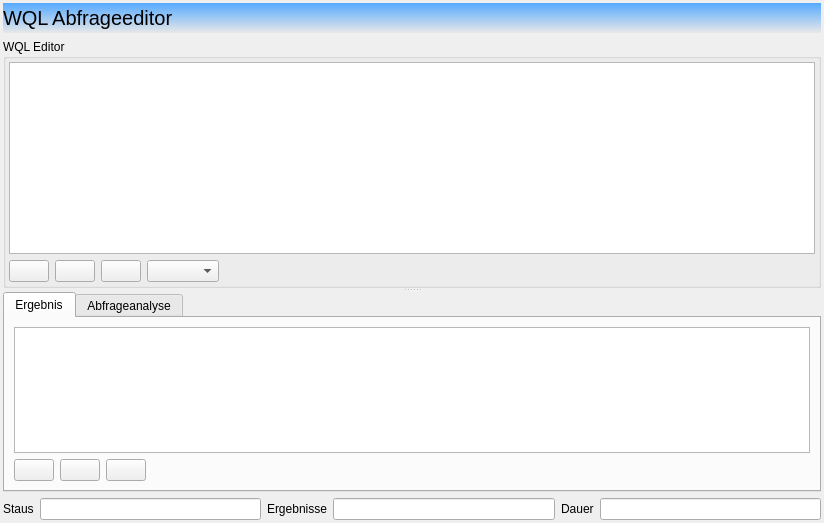
The window that guilibraries/wmsgui/src/misc/CwmsQueryEditor.ui (WOGRA-AG/wms) describes before a commit, drawn with Qt 5.
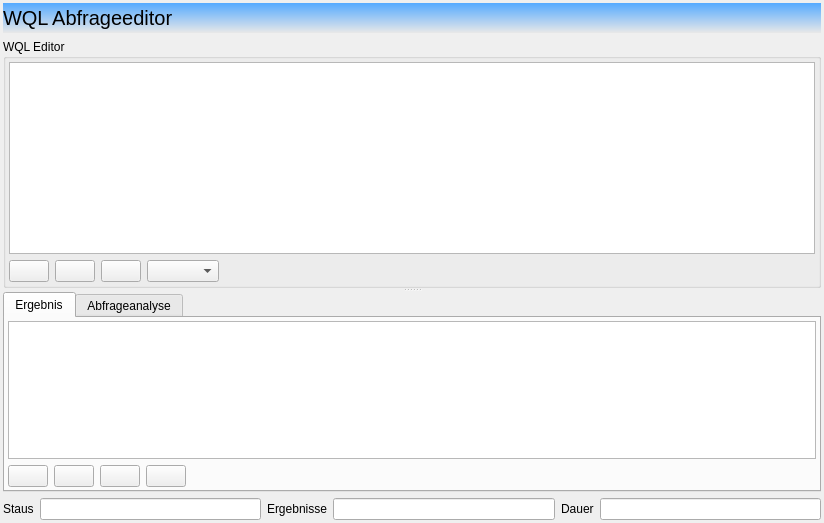
The same window after the commit. Icons and pictures are not drawn. Custom widgets are drawn as their Qt base class.

Patch:
```diff
--- a/guilibraries/wmsgui/src/misc/CwmsQueryEditor.ui
+++ b/guilibraries/wmsgui/src/misc/CwmsQueryEditor.ui
@@ -184,51 +184,19 @@
         <string>Ergebnis</string>
        </attribute>
        <layout class="QGridLayout" name="gridLayout_2">
-        <item row="0" column="0" colspan="4">
-         <widget class="QTreeView" name="m_pqtvResult">
-          <property name="itemsExpandable">
-           <bool>false</bool>
-          </property>
-          <property name="sortingEnabled">
-           <bool>true</bool>
-          </property>
-         </widget>
-        </item>
-        <item row="2" column="0">
-         <widget class="QPushButton" name="m_pqpbClearResult">
-          <property name="text">
-           <string/>
-          </property>
-          <property name="icon">
-           <iconset resource="wmsgui.qrc">
-            <normaloff>:/icons/delete24.png</normaloff>:/icons/delete24.png</iconset>
-          </property>
-          <property name="iconSize">
-           <size>
-            <width>24</width>
-            <height>24</height>
-           </size>
-          </property>
-         </widget>
-        </item>
-        <item row="2" column="2">
-         <widget class="QPushButton" name="m_pqpbSaveResult">
-          <property name="text">
-           <string/>
-          </property>
-          <property name="icon">
-           <iconset resource="wmsgui.qrc">
-            <normaloff>:/icons/save24.png</normaloff>:/icons/save24.png</iconset>
-          </property>
-          <property name="iconSize">
-           <size>
-            <width>24</width>
-            <height>24</height>
-           </size>
-          </property>
-         </widget>
-        </item>
-        <item row="2" column="3">
+        <property name="leftMargin">
+         <number>3</number>
+        </property>
+        <property name="topMargin">
+         <number>3</number>
+        </property>
+        <property name="rightMargin">
+         <number>3</number>
+        </property>
+        <property name="bottomMargin">
+         <number>3</number>
+        </property>
+        <item row="2" column="4">
          <spacer name="horizontalSpacer_2">
           <property name="orientation">
            <enum>Qt::Horizontal</enum>
@@ -241,6 +209,53 @@
           </property>
          </spacer>
         </item>
+        <item row="2" column="0">
+         <widget class="QPushButton" name="m_pqpbClearResult">
+          <property name="toolTip">
+           <string>Ergebnisliste leeren</string>
+          </property>
+          <property name="text">
+           <string/>
+          </property>
+          <property name="icon">
+           <iconset resource="wmsgui.qrc">
+            <normaloff>:/icons/cancel24.png</normaloff>:/icons/cancel24.png</iconset>
+          </property>
+          <property name="iconSize">
+           <size>
+            <width>24</width>
+            <height>24</height>
+           </size>
+          </property>
+         </widget>
+        </item>
+        <item row="2" column="3">
+         <widget class="QPushButton" name="m_pqpbSaveResult">
+          <property name="text">
+           <string/>
+          </property>
+          <property name="icon">
+           <iconset resource="wmsgui.qrc">
+            <normaloff>:/icons/save24.png</normaloff>:/icons/save24.png</iconset>
+          </property>
+          <property name="iconSize">
+           <size>
+            <width>24</width>
+            <height>24</height>
+           </size>
+          </property>
+         </widget>
+        </item>
+        <item row="0" column="0" colspan="5">
+         <widget class="QTreeView" name="m_pqtvResult">
+          <property name="itemsExpandable">
+           <bool>false</bool>
+          </property>
+          <property name="sortingEnabled">
+           <bool>true</bool>
+          </property>
+         </widget>
+        </item>
         <item row="2" column="1">
          <widget class="QPushButton" name="m_pqpbEdit">
           <property name="text">
@@ -258,6 +273,26 @@
           </property>
          </widget>
         </item>
+        <item row="2" column="2">
+         <widget class="QPushButton" name="m_pqpbDelete">
+          <property name="toolTip">
+           <string>Gewähltes Objekt löschen</string>
+          </property>
+          <property name="text">
+           <string/>
+          </property>
+          <property name="icon">
+           <iconset resource="wmsgui.qrc">
+            <normaloff>:/icons/delete24.png</normaloff>:/icons/delete24.png</iconset>
+          </property>
+          <property name="iconSize">
+           <size>
+            <width>24</width>
+            <height>24</height>
+           </size>
+          </property>
+         </widget>
+        </item>
        </layout>
       </widget>
       <widget class="QWidget" name="tab">
```
Left out of the diff: 25 changed lines with no effect on the pictures.
